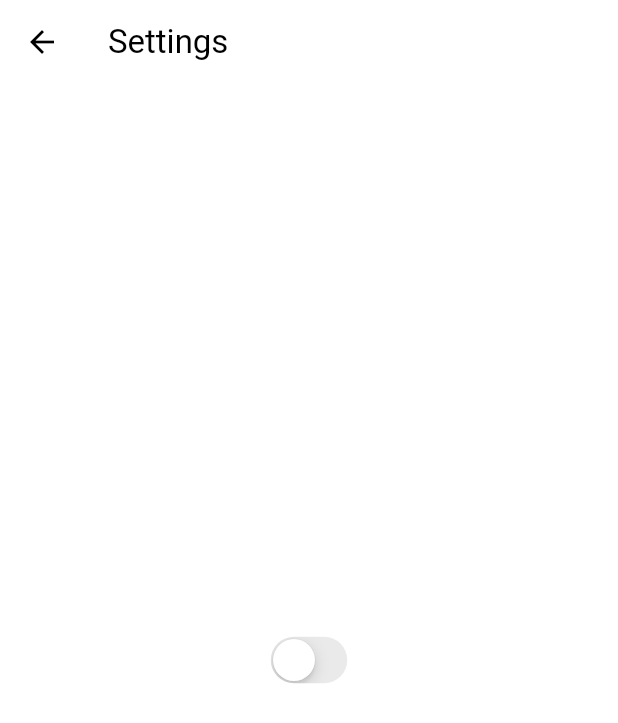
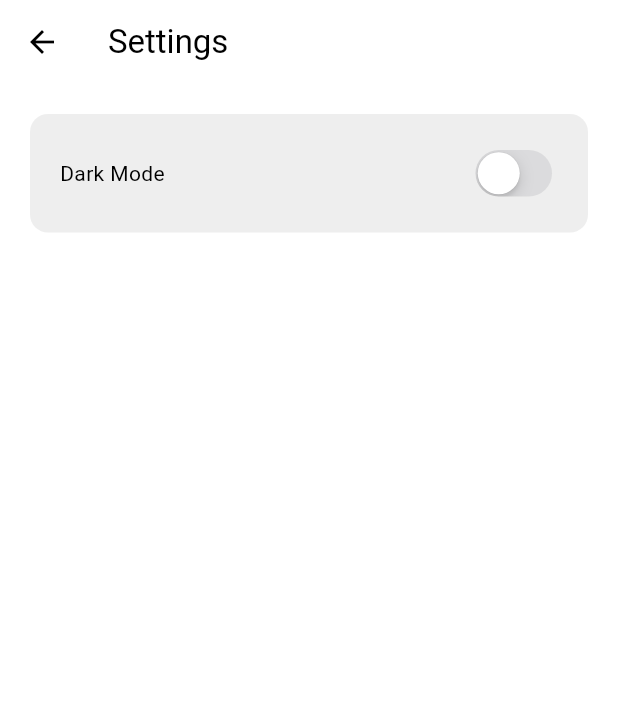
Before and after one commit to ZheerBarzan/project_whisper, a Flutter app: the screen it shows once a user with an empty profile is signed in, in the side drawer, after a tap on "S E T T I N G S", on a phone screen of 412 x 824 dp. Shown: the top 723 px of the screen. Run offline on Flutter 3.47's test engine with Material 3 defaults, Android fonts, the light colour scheme and no system bars; our stand-ins replace cloud_firestore, firebase_auth, firebase_core, google_sign_in; accounts and stored records are empty; network calls fail.

Commit message:
fixed the color diffrence

```diff
--- a/lib/components/my_textfiled.dart
+++ b/lib/components/my_textfiled.dart
@@ -26,7 +26,7 @@ class MyTextField extends StatelessWidget {
               color: Color.fromARGB(255, 206, 200, 200),
             ),
           ),
-          fillColor: const Color.fromARGB(255, 238, 238, 238),
+          fillColor: Theme.of(context).colorScheme.secondary,
           filled: true,
           hintText: hintText,
         ),
--- a/lib/components/user_tile.dart
+++ b/lib/components/user_tile.dart
@@ -17,7 +17,7 @@ class UserTile extends StatelessWidget {
         margin: const EdgeInsets.all(10),
         padding: const EdgeInsets.all(25),
         decoration: BoxDecoration(
-          color: Colors.grey.shade100,
+          color: Theme.of(context).colorScheme.secondary,
           borderRadius: BorderRadius.circular(8),
         ),
         child: Row(
--- a/lib/pages/settings_page.dart
+++ b/lib/pages/settings_page.dart
@@ -14,13 +14,24 @@ class SettingsPage extends StatelessWidget {
         backgroundColor: Colors.transparent,
         elevation: 0,
       ),
-      body: Center(
-        child: CupertinoSwitch(
-          value: Provider.of<ThemeProvider>(context).isDarkMode,
-          onChanged: (value) {
-            Provider.of<ThemeProvider>(context, listen: false)
-                .toggleThemeMode();
-          },
+      body: Container(
+        padding: const EdgeInsets.all(20),
+        margin: const EdgeInsets.all(20),
+        decoration: BoxDecoration(
+            color: Theme.of(context).colorScheme.secondary,
+            borderRadius: BorderRadius.circular(12)),
+        child: Row(
+          mainAxisAlignment: MainAxisAlignment.spaceBetween,
+          children: [
+            const Text("Dark Mode"),
+            CupertinoSwitch(
+              value: Provider.of<ThemeProvider>(context).isDarkMode,
+              onChanged: (value) {
+                Provider.of<ThemeProvider>(context, listen: false)
+                    .toggleThemeMode();
+              },
+            ),
+          ],
         ),
       ),
     );
```
